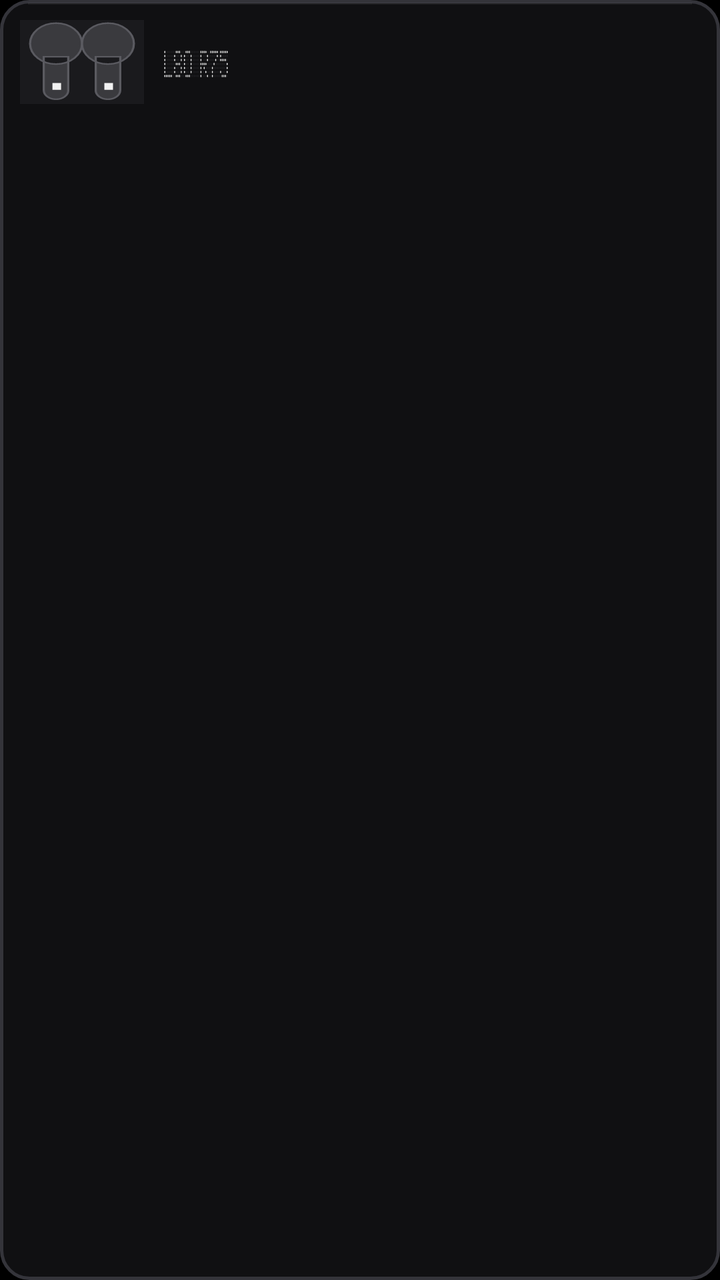
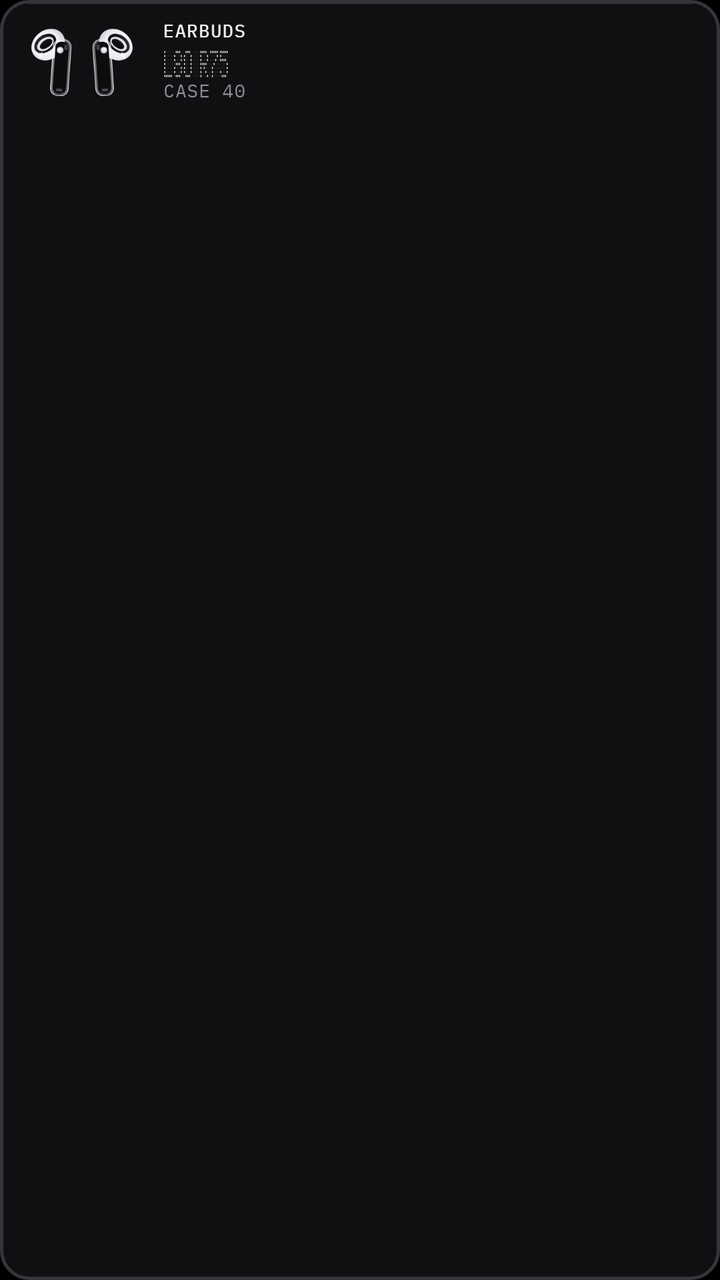

The first picture is an Android layout as it rendered before a commit; the second is the same layout after the commit. The layout source and the unified diff follow.
<!-- AndroidManifest.xml: application theme Theme.Dotline -->
<!-- res/layout/widget_buds.xml -->
<?xml version="1.0" encoding="utf-8"?>
<FrameLayout xmlns:android="http://schemas.android.com/apk/res/android"
    android:id="@+id/root"
    android:layout_width="match_parent"
    android:layout_height="match_parent">

    <FrameLayout
        android:id="@+id/tile"
        android:layout_width="match_parent"
        android:layout_height="match_parent"
        android:background="@drawable/nd_tile_r14" />

    <ImageView
        android:id="@+id/pic"
        android:layout_width="62dp"
        android:layout_height="42dp"
        android:layout_gravity="top|start"
        android:layout_marginStart="10dp"
        android:layout_marginTop="10dp"
        android:importantForAccessibility="no"
        android:scaleType="fitXY"
        android:src="@drawable/pv_buds" />

    <ImageView
        android:id="@+id/badge"
        android:layout_width="11dp"
        android:layout_height="11dp"
        android:layout_gravity="top|start"
        android:layout_marginStart="82dp"
        android:layout_marginTop="10dp"
        android:importantForAccessibility="no"
        android:scaleType="fitXY"
        android:visibility="gone" />

    <ImageView
        android:id="@+id/name"
        android:layout_width="wrap_content"
        android:layout_height="wrap_content"
        android:layout_gravity="top|start"
        android:layout_marginStart="82dp"
        android:layout_marginTop="10dp"
        android:scaleType="fitXY" />

    <ImageView
        android:id="@+id/read_l"
        android:layout_width="32dp"
        android:layout_height="14dp"
        android:layout_gravity="top|start"
        android:layout_marginStart="82dp"
        android:layout_marginTop="25dp"
        android:importantForAccessibility="no"
        android:scaleType="fitXY"
        android:src="@drawable/pv_buds_read" />

    <ImageView
        android:id="@+id/read_r"
        android:layout_width="1dp"
        android:layout_height="1dp"
        android:layout_gravity="top|start"
        android:layout_marginStart="82dp"
        android:layout_marginTop="25dp"
        android:importantForAccessibility="no"
        android:scaleType="fitXY"
        android:visibility="gone" />

    <ImageView
        android:id="@+id/sub"
        android:layout_width="wrap_content"
        android:layout_height="wrap_content"
        android:layout_gravity="top|start"
        android:layout_marginStart="82dp"
        android:layout_marginTop="42dp"
        android:scaleType="fitXY" />

    <ImageView
        android:id="@+id/zone"
        android:layout_width="match_parent"
        android:layout_height="match_parent"
        android:background="@drawable/nd_zone_r14"
        android:contentDescription="@string/cd_open_bluetooth" />
</FrameLayout>
<!-- resources referenced by this layout -->
<resources>
  <!-- drawable nd_tile_r14 (drawable) -->
  ﻿<?xml version="1.0" encoding="utf-8"?>
  
  <layer-list xmlns:android="http://schemas.android.com/apk/res/android">
      <item>
          <shape android:shape="rectangle">
              <solid android:color="@color/nd_bg" />
              <stroke android:width="1.5dp" android:color="@color/nd_stroke" />
              <corners android:radius="14dp" />
          </shape>
      </item>
      <item android:left="14dp" android:right="14dp" android:top="1.5dp" android:height="1dp" android:gravity="top|fill_horizontal">
          <shape android:shape="rectangle">
              <solid android:color="@color/nd_hi" />
          </shape>
      </item>
  </layer-list>
  <!-- drawable nd_zone_r14 (drawable) -->
  <?xml version="1.0" encoding="utf-8"?>
  <ripple xmlns:android="http://schemas.android.com/apk/res/android" android:color="#14FFFFFF">
      <item android:id="@android:id/mask">
          <shape android:shape="rectangle">
              <solid android:color="#FFFFFFFF" />
              <corners android:radius="14dp" />
          </shape>
      </item>
  </ripple>
  <!-- drawable pv_buds (drawable) -->
  ﻿<?xml version="1.0" encoding="utf-8"?>
  
  <vector xmlns:android="http://schemas.android.com/apk/res/android"
      android:width="62dp"
      android:height="42dp"
      android:viewportWidth="172"
      android:viewportHeight="160">
      <path android:fillColor="#1A1A1D" android:pathData="M0,0h172v160h-172z" />
      <path android:fillColor="#3A3A3E" android:strokeColor="#5A5A60" android:strokeWidth="3"
          android:pathData="M14,45a36,39 0 1,0 72,0a36,39 0 1,0 -72,0zM33,70h34v64a17,17 0 0,1 -34,0z" />
      <path android:fillColor="#3A3A3E" android:strokeColor="#5A5A60" android:strokeWidth="3"
          android:pathData="M86,45a36,39 0 1,0 72,0a36,39 0 1,0 -72,0zM105,70h34v64a17,17 0 0,1 -34,0z" />
      <path android:fillColor="#F2F2F2" android:pathData="M45,120h12v13h-12zM117,120h12v13h-12z" />
  </vector>
  <!-- drawable pv_buds_read: vector/xml drawable (drawable, 14712 chars, omitted) -->
  <string name="cd_open_bluetooth">Open Bluetooth settings</string>
  <style name="Theme.Dotline" parent="@android:style/Theme.Material.NoActionBar">
          <item name="android:windowBackground">@color/nd_screen</item>
          <item name="android:colorBackground">@color/nd_screen</item>
          <item name="android:colorPrimary">@color/nd_bg</item>
          <item name="android:colorAccent">@color/nd_accent</item>
          <item name="android:textColorPrimary">@color/nd_fg</item>
          <item name="android:textColorSecondary">@color/nd_dim</item>
          <item name="android:statusBarColor">@color/nd_screen</item>
          <item name="android:navigationBarColor">@color/nd_screen</item>
          <item name="android:windowLightStatusBar">false</item>
          <item name="android:forceDarkAllowed">false</item>
      </style>
  <color name="nd_bg">#FF101012</color>
  <color name="nd_stroke">#FF34343A</color>
  <color name="nd_hi">#0FFFFFFF</color>
  <color name="nd_screen">#FF000000</color>
  <color name="nd_accent">#FFD71921</color>
  <color name="nd_fg">#FFF2F2F2</color>
  <color name="nd_dim">#FF8E8E93</color>
</resources>

<!-- the commit's change to res/layout/widget_buds.xml (unified diff, before → after) -->
@@ -34,12 +34,14 @@
 
     <ImageView
         android:id="@+id/name"
-        android:layout_width="wrap_content"
-        android:layout_height="wrap_content"
+        android:layout_width="40.5dp"
+        android:layout_height="7dp"
         android:layout_gravity="top|start"
         android:layout_marginStart="82dp"
-        android:layout_marginTop="10dp"
-        android:scaleType="fitXY" />
+        android:layout_marginTop="12dp"
+        android:importantForAccessibility="no"
+        android:scaleType="fitXY"
+        android:src="@drawable/pv_buds_name" />
 
     <ImageView
         android:id="@+id/read_l"
@@ -65,12 +67,14 @@
 
     <ImageView
         android:id="@+id/sub"
-        android:layout_width="wrap_content"
-        android:layout_height="wrap_content"
+        android:layout_width="40.75dp"
+        android:layout_height="7dp"
         android:layout_gravity="top|start"
         android:layout_marginStart="82dp"
         android:layout_marginTop="42dp"
-        android:scaleType="fitXY" />
+        android:importantForAccessibility="no"
+        android:scaleType="fitXY"
+        android:src="@drawable/pv_buds_case" />
 
     <ImageView
         android:id="@+id/zone"
<!-- resource entries referenced after the edit -->
@@ -27,21 +27,9 @@
           </shape>
       </item>
   </ripple>
-  <!-- drawable pv_buds (drawable) -->
-  ﻿<?xml version="1.0" encoding="utf-8"?>
-  
-  <vector xmlns:android="http://schemas.android.com/apk/res/android"
-      android:width="62dp"
-      android:height="42dp"
-      android:viewportWidth="172"
-      android:viewportHeight="160">
-      <path android:fillColor="#1A1A1D" android:pathData="M0,0h172v160h-172z" />
-      <path android:fillColor="#3A3A3E" android:strokeColor="#5A5A60" android:strokeWidth="3"
-          android:pathData="M14,45a36,39 0 1,0 72,0a36,39 0 1,0 -72,0zM33,70h34v64a17,17 0 0,1 -34,0z" />
-      <path android:fillColor="#3A3A3E" android:strokeColor="#5A5A60" android:strokeWidth="3"
-          android:pathData="M86,45a36,39 0 1,0 72,0a36,39 0 1,0 -72,0zM105,70h34v64a17,17 0 0,1 -34,0z" />
-      <path android:fillColor="#F2F2F2" android:pathData="M45,120h12v13h-12zM117,120h12v13h-12z" />
-  </vector>
+  <!-- drawable pv_buds: png bitmap (drawable-nodpi, 20864 bytes) -->
+  <!-- drawable pv_buds_case: png bitmap (drawable-nodpi, 2454 bytes) -->
+  <!-- drawable pv_buds_name: png bitmap (drawable-nodpi, 2284 bytes) -->
   <!-- drawable pv_buds_read: vector/xml drawable (drawable, 14712 chars, omitted) -->
   <string name="cd_open_bluetooth">Open Bluetooth settings</string>
   <style name="Theme.Dotline" parent="@android:style/Theme.Material.NoActionBar">
